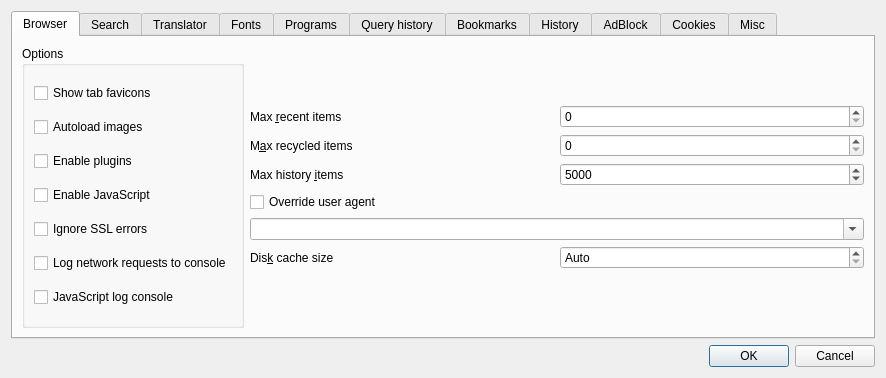
kernel1024/jpreader, file settingsdlg.ui: the form before one commit.
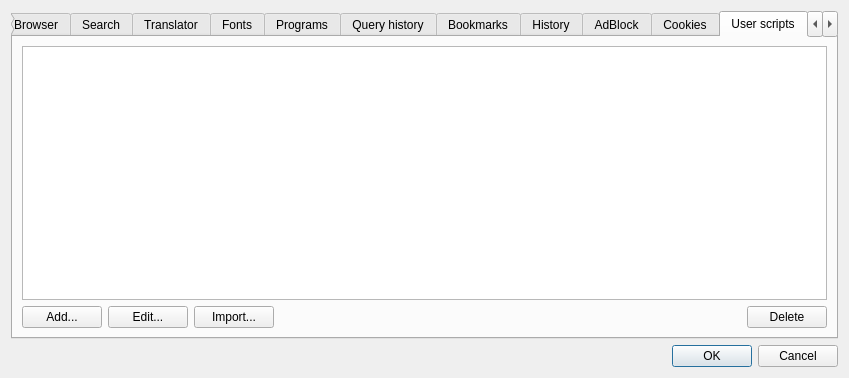
The form after the commit. The open tabs and pages were chosen to show the change.

The edit to the form file:
```diff
--- a/settingsdlg.ui
+++ b/settingsdlg.ui
@@ -6,7 +6,7 @@
    <rect>
     <x>0</x>
     <y>0</y>
-    <width>886</width>
+    <width>849</width>
     <height>378</height>
    </rect>
   </property>
@@ -1548,6 +1548,61 @@
        </item>
       </layout>
      </widget>
+     <widget class="QWidget" name="tab_16">
+      <attribute name="title">
+       <string>User scripts</string>
+      </attribute>
+      <layout class="QVBoxLayout" name="verticalLayout_25">
+       <item>
+        <widget class="QListWidget" name="listUserScripts"/>
+       </item>
+       <item>
+        <layout class="QHBoxLayout" name="horizontalLayout_33">
+         <item>
+          <widget class="QPushButton" name="buttonUserScriptAdd">
+           <property name="text">
+            <string>Add...</string>
+           </property>
+          </widget>
+         </item>
+         <item>
+          <widget class="QPushButton" name="buttonUserScriptEdit">
+           <property name="text">
+            <string>Edit...</string>
+           </property>
+          </widget>
+         </item>
+         <item>
+          <widget class="QPushButton" name="buttonUserScriptImport">
+           <property name="text">
+            <string>Import...</string>
+           </property>
+          </widget>
+         </item>
+         <item>
+          <spacer name="horizontalSpacer_9">
+           <property name="orientation">
+            <enum>Qt::Horizontal</enum>
+           </property>
+           <property name="sizeHint" stdset="0">
+            <size>
+             <width>40</width>
+             <height>20</height>
+            </size>
+           </property>
+          </spacer>
+         </item>
+         <item>
+          <widget class="QPushButton" name="buttonUserScriptDelete">
+           <property name="text">
+            <string>Delete</string>
+           </property>
+          </widget>
+         </item>
+        </layout>
+       </item>
+      </layout>
+     </widget>
      <widget class="QWidget" name="tab_8">
       <attribute name="title">
        <string>Misc</string>
```
Left out of the diff: 55 changed lines with no effect on the pictures.
